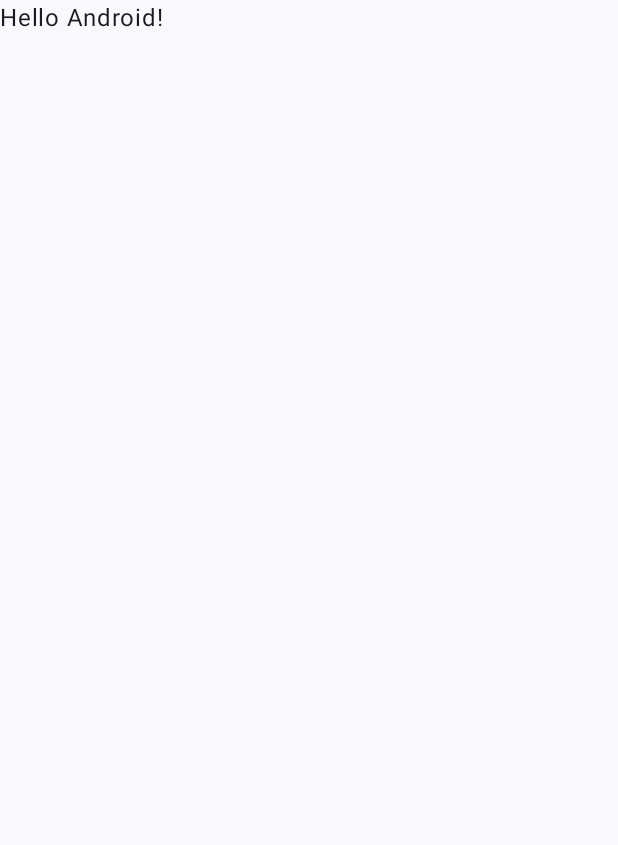
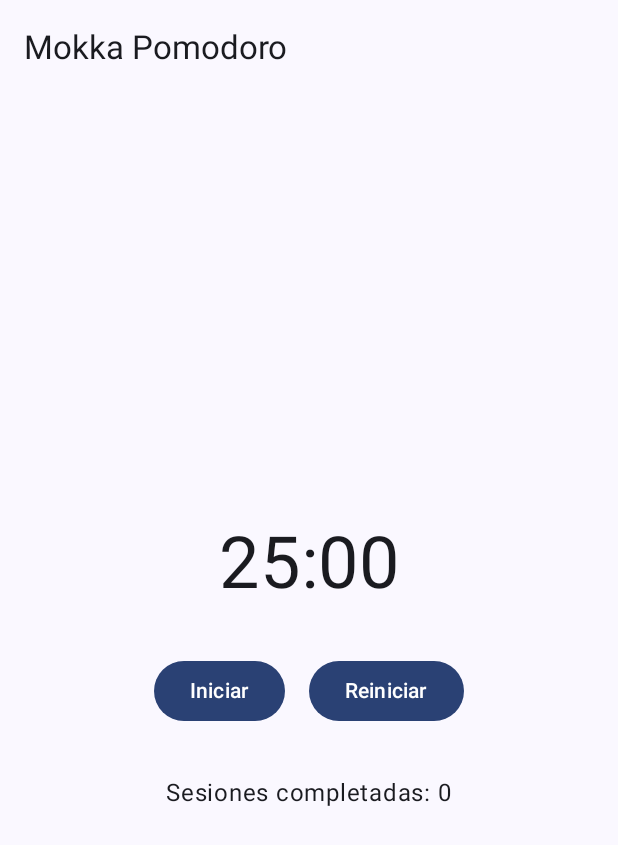
Before and after one commit to AGranados87/Mokka, an Android app built with Jetpack Compose: the screen it shows after launch (MainActivity), on a phone screen of 412 x 824 dp. Before the commit the part shown is almost empty. Shown: the top 845 px of the screen. Run offline under Robolectric (Android 15) with nearby library versions, the phone set to English and light mode, and no system bars.

Commit message:
Añadido esqueleto básico de la app.

```diff
--- a/src/main/java/com/agranadosruiz/mokka/MainActivity.kt
+++ b/src/main/java/com/agranadosruiz/mokka/MainActivity.kt
@@ -4,14 +4,17 @@ import android.os.Bundle
 import androidx.activity.ComponentActivity
 import androidx.activity.compose.setContent
 import androidx.activity.enableEdgeToEdge
-import androidx.compose.foundation.layout.fillMaxSize
-import androidx.compose.foundation.layout.padding
-import androidx.compose.material3.Scaffold
-import androidx.compose.material3.Text
-import androidx.compose.runtime.Composable
+import androidx.compose.foundation.layout.*
+import androidx.compose.material3.*
+import androidx.compose.runtime.*
+import androidx.compose.ui.Alignment
 import androidx.compose.ui.Modifier
 import androidx.compose.ui.tooling.preview.Preview
+import androidx.compose.ui.unit.dp
+import androidx.compose.ui.unit.sp
 import com.agranadosruiz.mokka.ui.theme.MokkaTheme
+import kotlinx.coroutines.delay
+import kotlinx.coroutines.launch
 
 class MainActivity : ComponentActivity() {
     override fun onCreate(savedInstanceState: Bundle?) {
@@ -19,29 +22,85 @@ class MainActivity : ComponentActivity() {
         enableEdgeToEdge()
         setContent {
             MokkaTheme {
-                Scaffold(modifier = Modifier.fillMaxSize()) { innerPadding ->
-                    Greeting(
-                        name = "Android",
-                        modifier = Modifier.padding(innerPadding)
-                    )
-                }
+                PomodoroApp()
             }
         }
     }
 }
 
+@OptIn(ExperimentalMaterial3Api::class)
 @Composable
-fun Greeting(name: String, modifier: Modifier = Modifier) {
-    Text(
-        text = "Hello $name!",
+fun PomodoroApp() {
+    Scaffold(
+        topBar = { TopAppBar(title = { Text("Mokka Pomodoro") }) }
+    ) { padding ->
+        PomodoroScreen(modifier = Modifier.padding(padding))
+    }
+}
+
+@Composable
+fun PomodoroScreen(modifier: Modifier = Modifier) {
+    var timeLeft by remember { mutableStateOf(25 * 60) } // 25 minutos en segundos
+    var isRunning by remember { mutableStateOf(false) }
+    val scope = rememberCoroutineScope()
+
+    Column(
         modifier = modifier
-    )
+            .fillMaxSize()
+            .padding(16.dp),
+        verticalArrangement = Arrangement.Center,
+        horizontalAlignment = Alignment.CenterHorizontally
+    ) {
+        // Temporizador
+        Text(
+            text = formatTime(timeLeft),
+            fontSize = 48.sp
+        )
+
+        Spacer(modifier = Modifier.height(32.dp))
+
+        // Botones de control
+        Row(horizontalArrangement = Arrangement.spacedBy(16.dp)) {
+            Button(onClick = {
+                isRunning = !isRunning
+                if (isRunning) {
+                    scope.launch {
+                        while (isRunning && timeLeft > 0) {
+                            delay(1000)
+                            timeLeft -= 1
+                        }
+                        isRunning = false
+                    }
+                }
+            }) {
+                Text(if (isRunning) "Pausar" else "Iniciar")
+            }
+
+            Button(onClick = {
+                isRunning = false
+                timeLeft = 25 * 60
+            }) {
+                Text("Reiniciar")
+            }
+        }
+
+        Spacer(modifier = Modifier.height(32.dp))
+
+        // Estadísticas simples
+        Text("Sesiones completadas: 0") // Más adelante puedes vincularlo a un estado
+    }
+}
+
+fun formatTime(seconds: Int): String {
+    val min = seconds / 60
+    val sec = seconds % 60
+    return "%02d:%02d".format(min, sec)
 }
 
 @Preview(showBackground = true)
 @Composable
-fun GreetingPreview() {
+fun PomodoroPreview() {
     MokkaTheme {
-        Greeting("Android")
+        PomodoroScreen()
     }
 }
```
